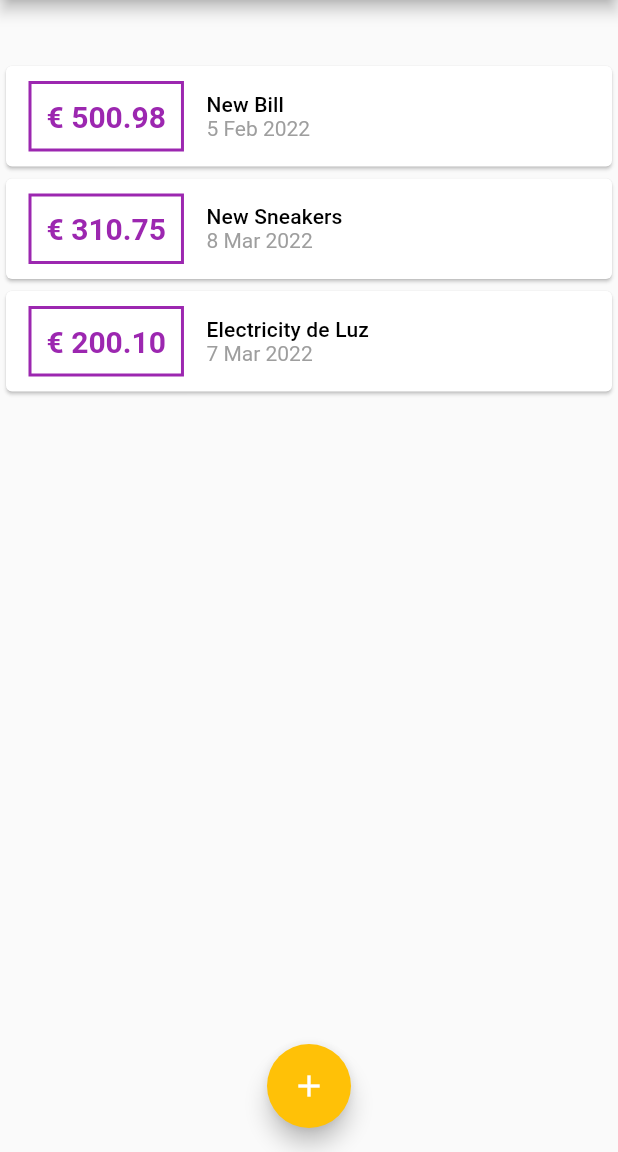
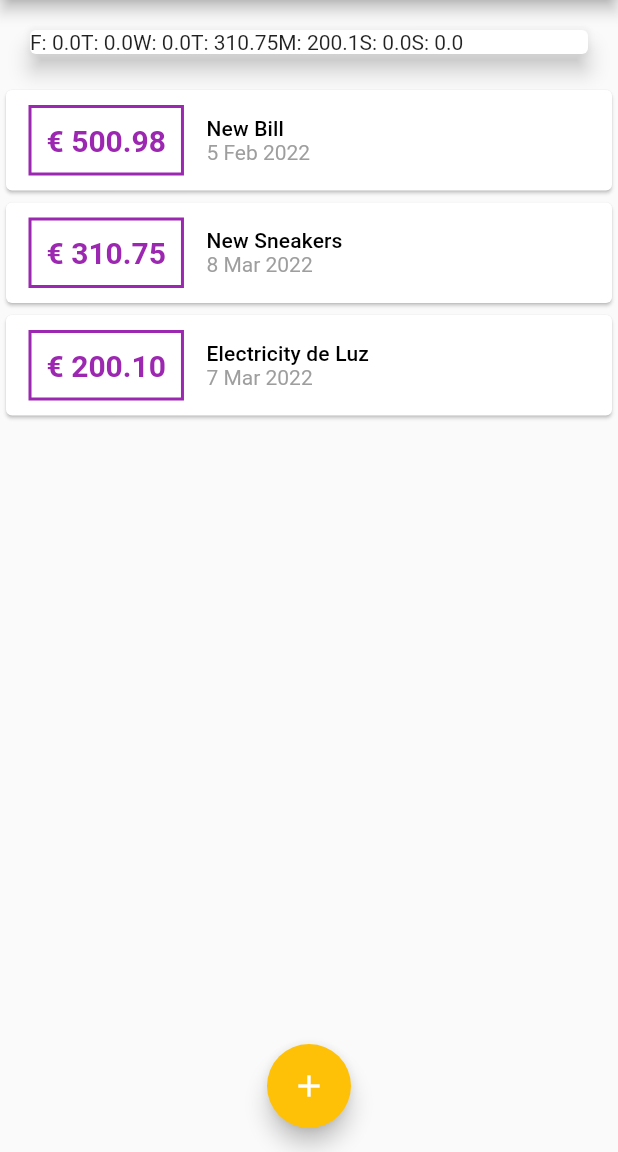
Before and after one commit to Carlxiso/Personnel-Costs, a Flutter app: the screen it shows after launch, on a phone screen of 412 x 824 dp, the part 84-1236 px from its top. Run offline on Flutter 3.47's test engine with Material 2 defaults, Android fonts, the phone set to English and light mode, and no system bars.

```diff
--- a/lib/components/chart.dart
+++ b/lib/components/chart.dart
@@ -30,8 +30,8 @@ class Chart extends StatelessWidget {
         }
       }
 
-      print(DateFormat.E().format(weekDay)[0]);
-      print(totalSum);
+      // print(DateFormat.E().format(weekDay)[0]);
+      // print(totalSum);
 
       return {
         'day': // O construtor E() vai dar a sigla do dia da semana
@@ -48,7 +48,9 @@ class Chart extends StatelessWidget {
       elevation: 6,
       margin: EdgeInsets.all(20),
       child: Row(
-        children: <Widget>[],
+        children: groupedTransactions.map((tr) {
+          return Text('${tr['day']}: ${tr['value']}');
+        }).toList(),
       ),
     );
   }
```
Also changed, not shown: lib/components/chart_bar.dart (added, +10 -0 lines), lib/main.dart (+0 -7 lines).
